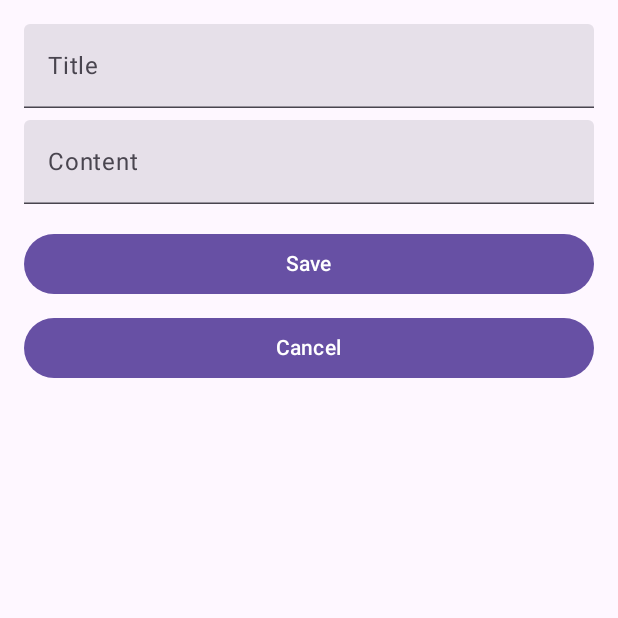
After one commit to pateljayesh3737/Notes, an Android app built with Jetpack Compose: the composable NoteEditor shown on its own in the app's theme, on a phone screen of 412 x 824 dp, the top half of it. The commit adds this screen. Run offline under Robolectric (Android 15) with nearby library versions, the phone set to English and light mode, and no system bars.

Commit message:
NoteViewModel and navigation in compose

```diff
--- a/composeApp/src/commonMain/kotlin/com/jayesh/ui/App.kt
+++ b/composeApp/src/commonMain/kotlin/com/jayesh/ui/App.kt
@@ -2,21 +2,18 @@ package com.jayesh.ui
 
 import androidx.compose.foundation.layout.Column
 import androidx.compose.foundation.layout.fillMaxWidth
-import androidx.compose.material3.ExperimentalMaterial3Api
 import androidx.compose.material3.MaterialTheme
 import androidx.compose.runtime.Composable
 import androidx.compose.ui.Alignment
 import androidx.compose.ui.Modifier
-import com.jayesh.data.sampleNotes
 import org.jetbrains.compose.ui.tooling.preview.Preview
 
-@OptIn(ExperimentalMaterial3Api::class)
 @Composable
 @Preview
 fun App() {
     MaterialTheme {
         Column(Modifier.fillMaxWidth(), horizontalAlignment = Alignment.CenterHorizontally) {
-            HomePage(sampleNotes)
+            MainScreen()
         }
     }
 }
--- /dev/null
+++ b/composeApp/src/commonMain/kotlin/com/jayesh/ui/NoteEditor.kt
@@ -0,0 +1,64 @@
+package com.jayesh.ui
+
+import androidx.compose.foundation.layout.*
+import androidx.compose.material3.*
+import androidx.compose.runtime.*
+import androidx.compose.ui.Modifier
+import androidx.compose.ui.unit.dp
+import com.jayesh.data.Note
+import com.jayesh.generateRandomUuid
+import com.jayesh.getCurrnetLocalDateTime
+
+@Composable
+fun NoteEditor(
+    note: Note? = null, // Pass null for adding a new note
+    onSave: (Note) -> Unit,
+    onCancel: () -> Unit
+) {
+    var title by remember { mutableStateOf(note?.title ?: "") }
+    var content by remember { mutableStateOf(note?.content ?: "") }
+
+    Column(
+        modifier = Modifier
+            .fillMaxSize()
+            .padding(16.dp)
+    ) {
+        TextField(
+            value = title,
+            onValueChange = { title = it },
+            label = { Text("Title") },
+            modifier = Modifier.fillMaxWidth()
+        )
+        Spacer(modifier = Modifier.height(8.dp))
+        TextField(
+            value = content,
+            onValueChange = { content = it },
+            label = { Text("Content") },
+            modifier = Modifier.fillMaxWidth(),
+            maxLines = 10
+        )
+        Spacer(modifier = Modifier.height(16.dp))
+        Button(
+            onClick = {
+                val newNote = note?.copy(title = title, content = content) ?: Note(
+                    id = generateRandomUuid(),
+                    title = title,
+                    content = content,
+                    createdAt = getCurrnetLocalDateTime(),
+                    updatedAt = getCurrnetLocalDateTime(),
+                )
+                onSave(newNote)
+            },
+            modifier = Modifier.fillMaxWidth()
+        ) {
+            Text("Save")
+        }
+        Spacer(modifier = Modifier.height(8.dp))
+        Button(
+            onClick = onCancel,
+            modifier = Modifier.fillMaxWidth()
+        ) {
+            Text("Cancel")
+        }
+    }
+}
--- a/composeApp/src/commonMain/kotlin/com/jayesh/ui/NoteItem.kt
+++ b/composeApp/src/commonMain/kotlin/com/jayesh/ui/NoteItem.kt
@@ -21,7 +21,8 @@ fun NoteItem(
             .fillMaxWidth()
             .padding(8.dp),
         elevation = CardDefaults.elevatedCardElevation(),
-        colors = CardDefaults.cardColors(containerColor = Color(note.backgroundColor))
+        colors = CardDefaults.cardColors(containerColor = Color(note.backgroundColor)),
+        onClick = { onNoteItemClicked() }
     ) {
         Column(
             modifier = Modifier.padding(16.dp)
```
Also changed, not shown: composeApp/src/commonMain/kotlin/com/jayesh/ui/HomePage.kt (+17 -6 lines), composeApp/src/commonMain/kotlin/com/jayesh/ui/MainScreen.kt (added, +37 -0 lines), composeApp/src/commonMain/kotlin/com/jayesh/utils.kt (added, +17 -0 lines), composeApp/src/commonMain/kotlin/com/jayesh/viewmodel/NoteViewModel.kt (added, +48 -0 lines).
